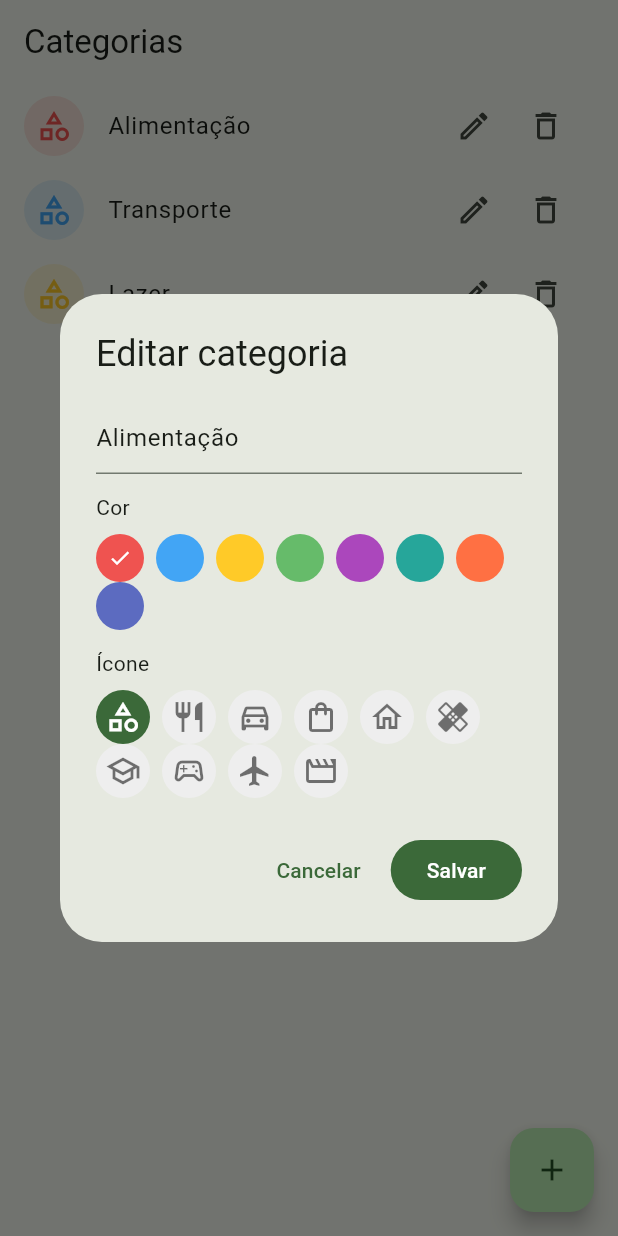
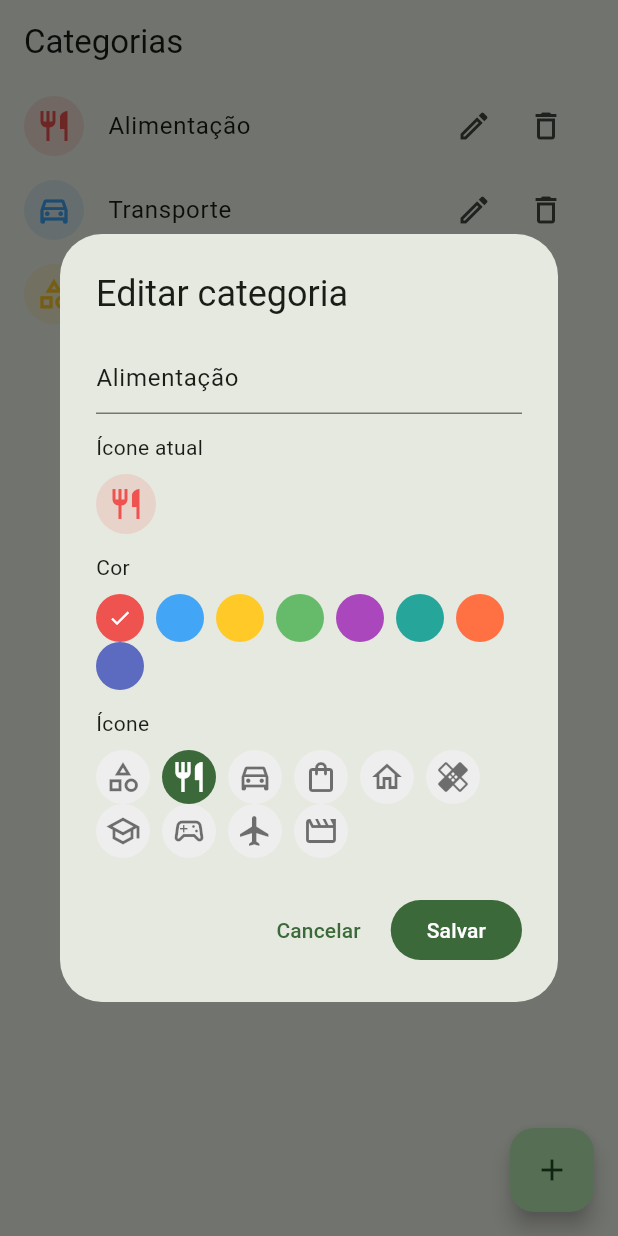
Before and after one commit to DiegoAndreLeffa/FlowFinance, a Flutter app: the CategoriesPage screen opened by its route, after a tap on the "edit" icon, on a phone screen of 412 x 824 dp. Run offline on Flutter 3.47's test engine with Material 3 defaults, Android fonts, the phone set to English and light mode, and no system bars; our stand-ins replace go_router, shared_preferences; accounts and stored records are empty.

Commit message:
feat: Implementa gerenciamento de transações recorrentes e adiciona mapeamento de ícones de categoria

```diff
--- a/lib/features/categories/categories_page.dart
+++ b/lib/features/categories/categories_page.dart
@@ -1,5 +1,6 @@
 import 'package:flutter/material.dart';
 
+import '../../core/utils/category_icon_mapper.dart';
 import '../../data/database/category_database_service.dart';
 import '../../data/models/category_model.dart';
 
@@ -76,6 +77,14 @@ class _CategoriesPageState extends State<CategoriesPage> {
                       decoration: const InputDecoration(hintText: 'Nome da categoria'),
                     ),
                     const SizedBox(height: 12),
+                    const Text('Ícone atual'),
+                    const SizedBox(height: 8),
+                    CircleAvatar(
+                      radius: 20,
+                      backgroundColor: selectedColor.withValues(alpha: 0.15),
+                      child: Icon(selectedIcon, color: selectedColor),
+                    ),
+                    const SizedBox(height: 12),
                     const Text('Cor'),
                     const SizedBox(height: 8),
                     Wrap(
@@ -123,7 +132,7 @@ class _CategoriesPageState extends State<CategoriesPage> {
                       id: category?.id ?? DateTime.now().millisecondsSinceEpoch,
                       name: name,
                       colorHex: selectedColor.value.toRadixString(16).toUpperCase(),
-                      iconName: _iconName(selectedIcon),
+                      iconName: iconNameFromIcon(selectedIcon),
                     );
 
                     if (category == null) {
@@ -152,37 +161,7 @@ class _CategoriesPageState extends State<CategoriesPage> {
   }
 
   IconData _iconFromName(String? iconName) {
-    return _availableIcons.firstWhere(
-      (icon) => _iconName(icon) == iconName,
-      orElse: () => Icons.category_outlined,
-    );
-  }
-
-  String _iconName(IconData icon) {
-    switch (icon.codePoint) {
-      case 0xe3af:
-        return 'category';
-      case 0xe561:
-        return 'restaurant';
-      case 0xe531:
-        return 'directions_car';
-      case 0xe8cc:
-        return 'shopping_bag';
-      case 0xe88a:
-        return 'home';
-      case 0xf1b5:
-        return 'healing';
-      case 0xe80c:
-        return 'school';
-      case 0xf1e7:
-        return 'sports_esports';
-      case 0xe539:
-        return 'flight';
-      case 0xe40c:
-        return 'movie';
-      default:
-        return 'category';
-    }
+    return iconFromCategoryName(iconName);
   }
 
   @override
```
Also changed, not shown: lib/core/utils/category_icon_mapper.dart (added, +39 -0 lines), lib/data/database/database_service.dart (+93 -0 lines), lib/data/models/recurring_transaction_model.dart (added, +73 -0 lines), lib/features/home/home_page.dart (+102 -5 lines), 1 other file.
